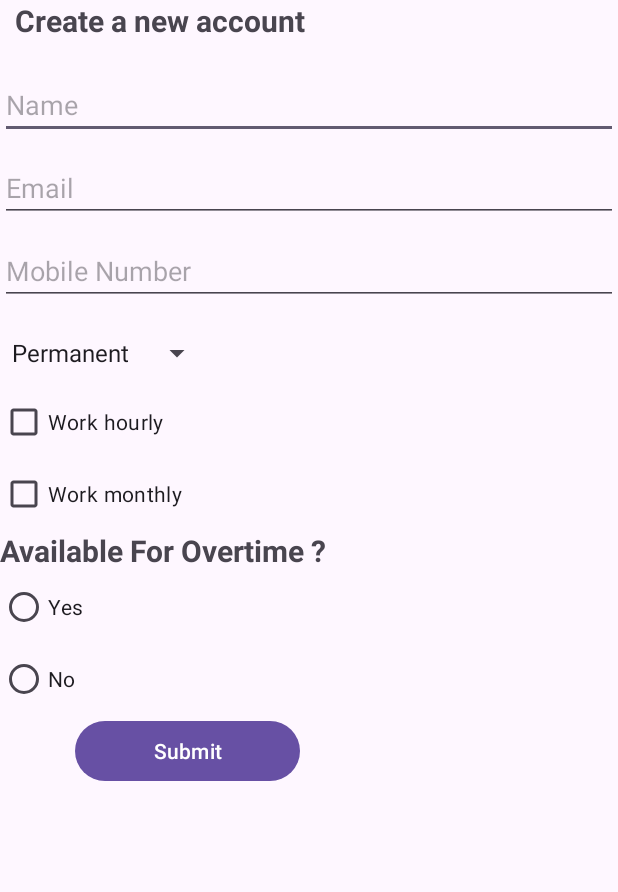
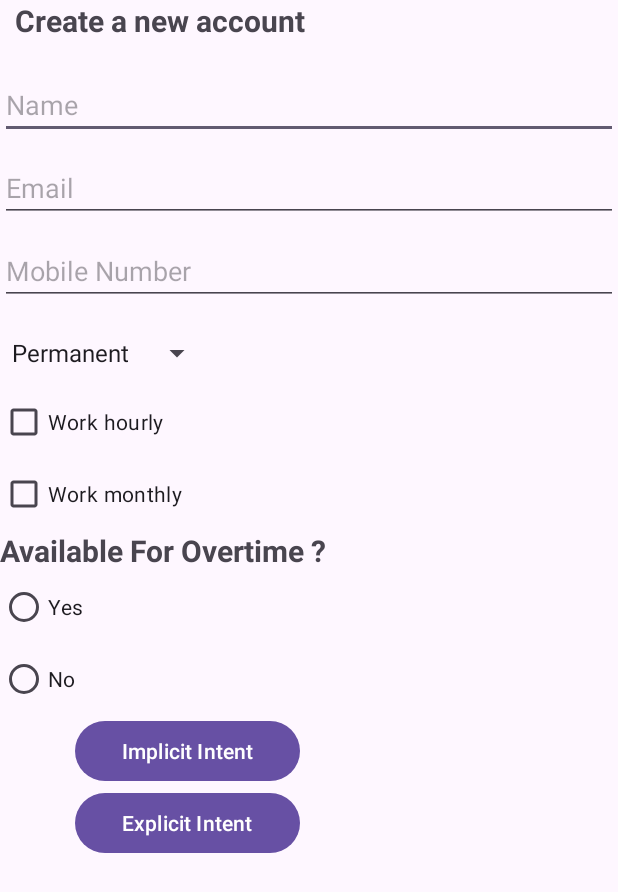
Before and after one commit to khembikram/Simple-App-form-Creation, an Android app: the screen it shows after launch (MainActivity), on a phone screen of 412 x 824 dp. Shown: the top 892 px of the screen. Run offline under Robolectric (Android 15) with nearby library versions, the phone set to English and light mode, and no system bars.

Commit message:
explicit intent

```diff
--- a/app/src/main/java/com/firstproject/projectdemo/MainActivity.java
+++ b/app/src/main/java/com/firstproject/projectdemo/MainActivity.java
@@ -28,6 +28,7 @@ public class MainActivity extends AppCompatActivity {
         editEmail = findViewById(R.id.edit_email);
         editPhone = findViewById(R.id.edit_phone);
         employeetype = findViewById(R.id.employeetype);
+        Button explicitButton = findViewById(R.id.buttonExplicit);
         Button submitButton = findViewById(R.id.submit_button);
 
         // Setting up the Spinner
@@ -51,10 +52,17 @@ public class MainActivity extends AppCompatActivity {
                 Intent intent = new Intent(Intent.ACTION_VIEW);
 //                parsing Uri
                 intent.setData(Uri.parse("https://www.google.com"));
-//                passes the intent
+//                passes the intentc
                 startActivity(intent);
 
             }
         });
+        explicitButton.setOnClickListener(new View.OnClickListener() {
+            @Override
+            public void onClick(View v) {
+                Intent intent = new Intent(MainActivity.this,SecondActivity.class);
+                startActivity(intent);
+            }
+        });
     }
 }
--- a/app/src/main/res/layout/activity_main.xml
+++ b/app/src/main/res/layout/activity_main.xml
@@ -101,8 +101,15 @@
       android:id="@+id/submit_button"
       android:layout_width="150dp"
       android:layout_height="wrap_content"
-      android:text="Submit"
+      android:text="Implicit Intent"
       android:layout_marginLeft="50dp"
       />
 
+  <Button
+      android:id="@+id/buttonExplicit"
+      android:layout_width="150dp"
+      android:layout_height="wrap_content"
+      android:text="Explicit Intent"
+      android:layout_marginLeft="50dp"
+      />
 </LinearLayout>
```
Also changed, not shown: app/src/main/AndroidManifest.xml (+6 -3 lines), app/src/main/java/com/firstproject/projectdemo/SecondActivity.java (added, +24 -0 lines), app/src/main/res/layout/activity_second.xml (added, +23 -0 lines), app/src/main/res/values/strings.xml (indentation only).
